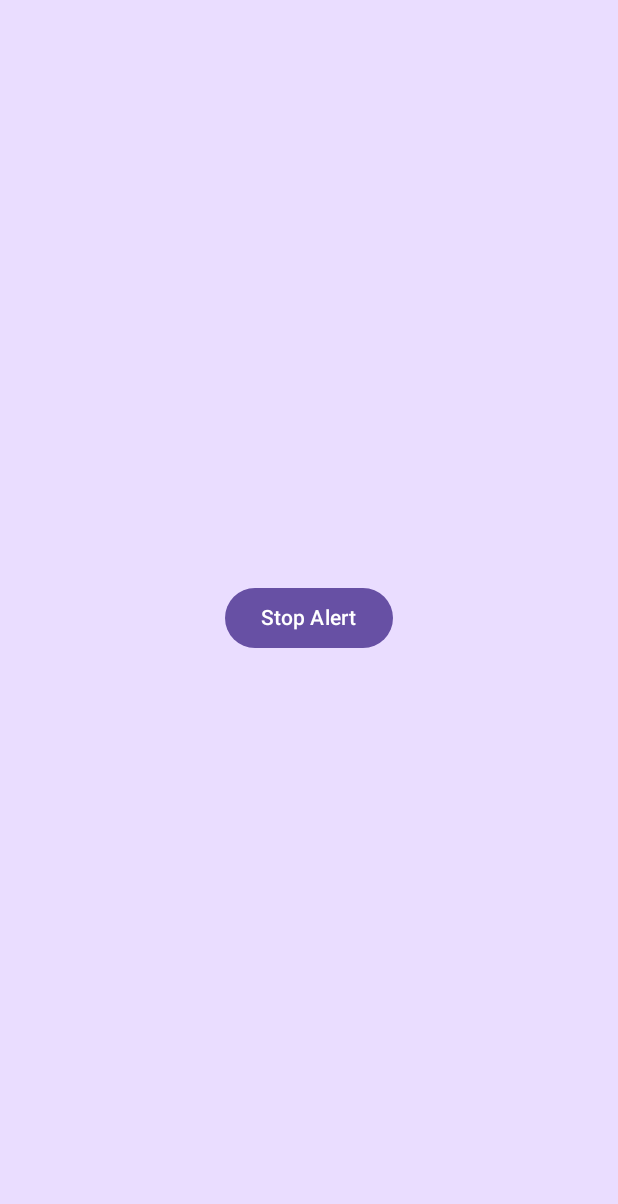
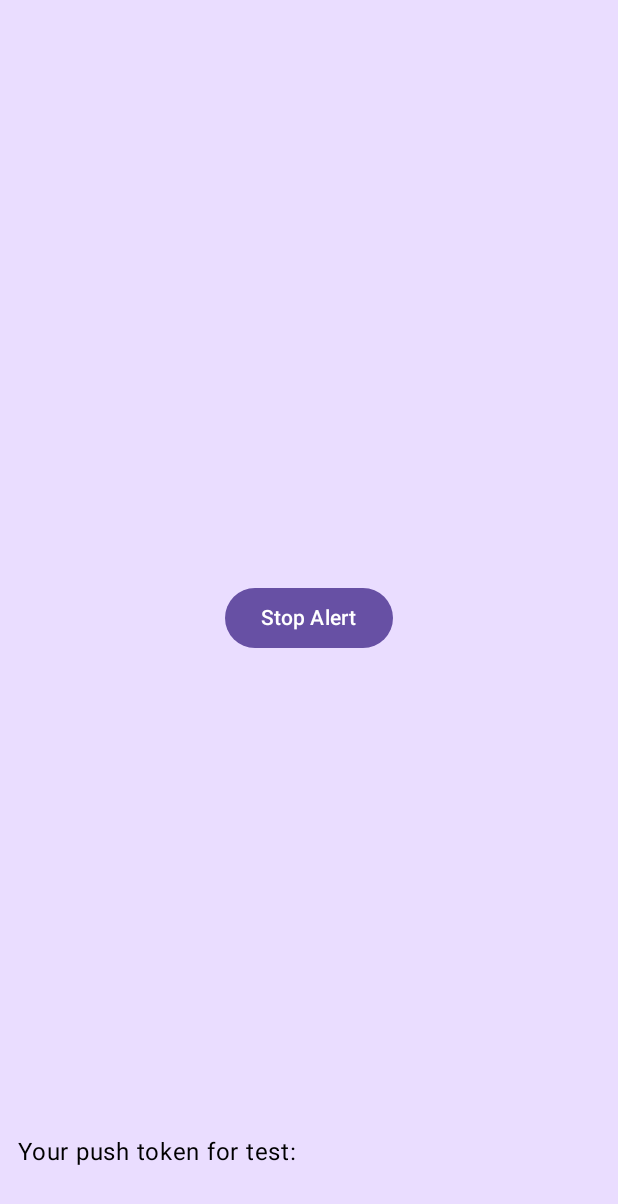
Before and after one commit to okdiman/Alarm-Sample, an Android app built with Jetpack Compose: the screen it shows after launch (MainActivity), after a tap on "Stop Alert", on a phone screen of 412 x 824 dp. Shown: the top 1204 px of the screen. Run offline under Robolectric (Android 15) with nearby library versions, the phone set to English and light mode, and no system bars.

Commit message:
adjusting for tests

```diff
--- a/app/src/main/java/com/okunev/alertsample/AlertKoinModule.kt
+++ b/app/src/main/java/com/okunev/alertsample/AlertKoinModule.kt
@@ -1,7 +1,9 @@
 package com.okunev.alertsample
 
 import com.okunev.alertsample.notification.AlertSampleNotificationChannels
+import com.okunev.alertsample.notification.AlertSampleTokenDataStore
 import com.okunev.alertsample.player.AlertSamplePlayer
+import org.koin.android.ext.koin.androidApplication
 import org.koin.core.module.dsl.factoryOf
 import org.koin.core.module.dsl.singleOf
 import org.koin.dsl.module
@@ -9,4 +11,6 @@ import org.koin.dsl.module
 internal val alertKoinModule = module {
     singleOf(::AlertSamplePlayer)
     factoryOf(::AlertSampleNotificationChannels)
+    factoryOf(::AlertSampleTokenDataStore)
+    single { androidApplication().getSharedPreferences("default", android.content.Context.MODE_PRIVATE) }
 }
--- a/app/src/main/java/com/okunev/alertsample/MainActivity.kt
+++ b/app/src/main/java/com/okunev/alertsample/MainActivity.kt
@@ -1,6 +1,8 @@
 package com.okunev.alertsample
 
 import android.Manifest.permission.POST_NOTIFICATIONS
+import android.content.ClipData
+import android.content.ClipboardManager
 import android.content.pm.PackageManager
 import android.os.Build
 import android.os.Bundle
@@ -10,22 +12,37 @@ import androidx.activity.compose.setContent
 import androidx.activity.enableEdgeToEdge
 import androidx.activity.result.contract.ActivityResultContracts
 import androidx.compose.foundation.background
+import androidx.compose.foundation.clickable
+import androidx.compose.foundation.interaction.MutableInteractionSource
 import androidx.compose.foundation.layout.Box
+import androidx.compose.foundation.layout.BoxScope
+import androidx.compose.foundation.layout.Column
 import androidx.compose.foundation.layout.fillMaxSize
+import androidx.compose.foundation.layout.fillMaxWidth
+import androidx.compose.foundation.layout.padding
 import androidx.compose.material3.Button
 import androidx.compose.material3.MaterialTheme
 import androidx.compose.material3.Text
+import androidx.compose.runtime.Composable
+import androidx.compose.runtime.produceState
+import androidx.compose.runtime.remember
 import androidx.compose.ui.Alignment
 import androidx.compose.ui.Modifier
+import androidx.compose.ui.res.stringResource
+import androidx.compose.ui.unit.dp
+import androidx.compose.ui.unit.sp
+import com.okunev.alertsample.notification.AlertSampleTokenDataStore
 import com.okunev.alertsample.player.AlertSamplePlayer
+import kotlinx.coroutines.delay
 import org.koin.android.ext.android.inject
 
 internal class MainActivity : ComponentActivity() {
 
     private val alertPlayer by inject<AlertSamplePlayer>()
+    private val dataStore by inject<AlertSampleTokenDataStore>()
 
     private val requestPermissionLauncher = registerForActivityResult(ActivityResultContracts.RequestPermission()) { isGranted ->
-        if (isGranted) showToast(PERMISSION_GRANTED) else showToast(PERMISSION_DENIED)
+        if (isGranted) showToast(R.string.permission_granted) else showToast(R.string.permission_denied)
     }
 
     private fun askNotificationPermission() {
@@ -47,24 +64,47 @@ internal class MainActivity : ComponentActivity() {
                         .background(MaterialTheme.colorScheme.primaryContainer),
                     contentAlignment = Alignment.Center
                 ) {
-                    Button(
-                        onClick = {
-                            alertPlayer.stopAlert()
-                            showToast("Alert is turned off")
-                        }
-                    ) {
-                        Text(text = "Stop Alert")
+                    Button(onClick = {
+                        alertPlayer.stopAlert()
+                        showToast(R.string.alert_turned_off)
+                    }) {
+                        Text(text = stringResource(id = R.string.alert_turn_off_text))
                     }
+                    TokenView()
                 }
             }
         }
         askNotificationPermission()
     }
 
-    private fun showToast(text: String) = Toast.makeText(this, text, Toast.LENGTH_LONG).show()
+    @Composable
+    private fun BoxScope.TokenView() {
+        Column(
+            modifier = Modifier
+                .fillMaxWidth()
+                .align(Alignment.BottomCenter)
+        ) {
+            val interactionSource = remember { MutableInteractionSource() }
+            val token = produceState(initialValue = dataStore.getToken()) {
+                while (dataStore.getToken().isEmpty()) {
+                    delay(1000)
+                    value = dataStore.getToken()
+                }
+            }
+            Text(modifier = Modifier.padding(horizontal = 12.dp), text = stringResource(id = R.string.token_title))
+            Text(
+                modifier = Modifier
+                    .padding(top = 8.dp, start = 16.dp, end = 16.dp, bottom = 12.dp)
+                    .clickable(interactionSource, null) {
+                        val clipboard = getSystemService(CLIPBOARD_SERVICE) as ClipboardManager
+                        clipboard.setPrimaryClip(ClipData.newPlainText("", token.value))
+                        showToast(R.string.token_copied)
+                    },
+                text = token.value,
+                fontSize = 10.sp
+            )
+        }
+    }
 
-    private companion object {
-        const val PERMISSION_GRANTED = "Granted!"
-        const val PERMISSION_DENIED = "Notifications permission was denied, allow it yourself in the app settings"
-    }
+    private fun showToast(text: Int) = Toast.makeText(this, text, Toast.LENGTH_LONG).show()
 }
--- a/app/src/main/java/com/okunev/alertsample/notification/AlertFirebaseMessagingService.kt
+++ b/app/src/main/java/com/okunev/alertsample/notification/AlertFirebaseMessagingService.kt
@@ -3,6 +3,7 @@ package com.okunev.alertsample.notification
 import android.annotation.SuppressLint
 import android.app.PendingIntent
 import android.content.Intent
+import android.content.SharedPreferences
 import android.util.Log
 import androidx.core.app.NotificationCompat
 import androidx.core.app.NotificationManagerCompat
@@ -16,6 +17,7 @@ import org.koin.android.ext.android.inject
 internal class AlertFirebaseMessagingService : FirebaseMessagingService() {
 
     private val alertPlayer by inject<AlertSamplePlayer>()
+    private val dataStore by inject<AlertSampleTokenDataStore>()
 
     override fun onMessageReceived(message: RemoteMessage) {
         alertPlayer.startAlert()
@@ -25,6 +27,7 @@ internal class AlertFirebaseMessagingService : FirebaseMessagingService() {
 
     override fun onNewToken(token: String) {
         Log.d("AlertSampleApp", "onNewToken - $token")
+        dataStore.saveToken(token)
         super.onNewToken(token)
     }
 
--- /dev/null
+++ b/app/src/main/java/com/okunev/alertsample/notification/AlertSampleTokenDataStore.kt
@@ -0,0 +1,12 @@
+package com.okunev.alertsample.notification
+
+import android.content.SharedPreferences
+
+internal class AlertSampleTokenDataStore(private val sharedPreferences: SharedPreferences) {
+    fun saveToken(token: String) = sharedPreferences.edit().putString(PUSH_TOKEN_KEY, token).commit()
+    fun getToken() = sharedPreferences.getString(PUSH_TOKEN_KEY, "") ?: ""
+
+    private companion object {
+        const val PUSH_TOKEN_KEY = "push_token"
+    }
+}
--- a/app/src/main/res/values/strings.xml
+++ b/app/src/main/res/values/strings.xml
@@ -1,3 +1,9 @@
 <resources>
     <string name="app_name">Alert Sample</string>
+    <string name="alert_turned_off">Alert is turned off</string>
+    <string name="alert_turn_off_text">Stop Alert</string>
+    <string name="token_copied">Token is copied</string>
+    <string name="token_title">Your push token for test:</string>
+    <string name="permission_granted">Granted!</string>
+    <string name="permission_denied">Notifications permission was denied, allow it yourself in the app settings</string>
 </resources>
```
